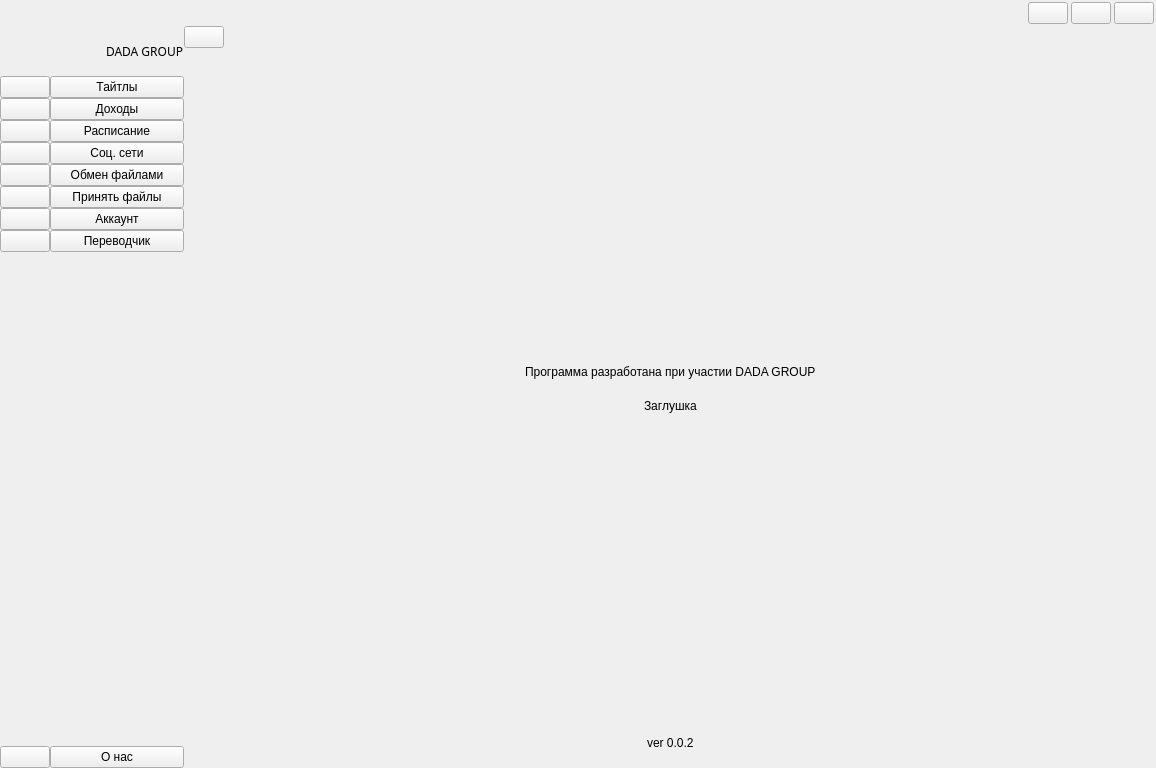
Qt form front/ui.ui (Resmko99/Is-for-translator) before a commit.
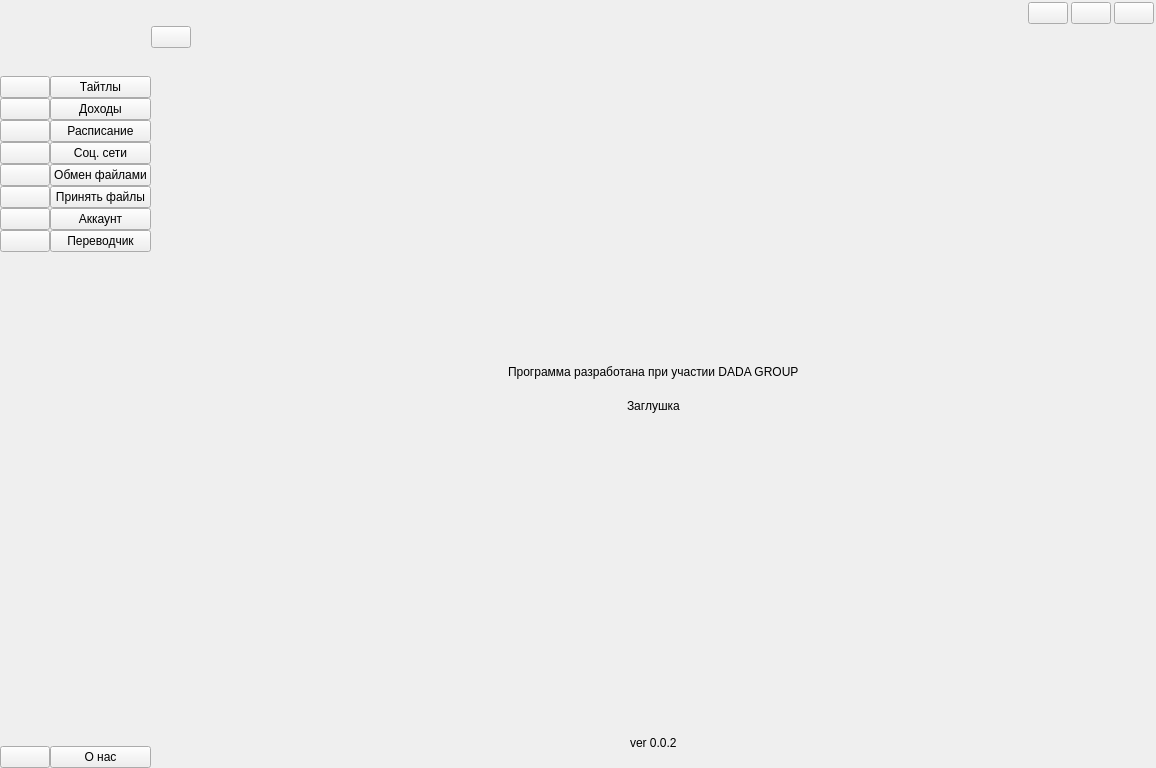
The same form after that commit. Icons and pictures are not drawn.

```diff
--- a/front/ui.ui
+++ b/front/ui.ui
@@ -1036,21 +1036,6 @@
                </property>
               </widget>
              </item>
-             <item>
-              <widget class="QLabel" name="label_3">
-               <property name="font">
-                <font>
-                 <family>Montserrat Medium</family>
-                 <pointsize>9</pointsize>
-                 <weight>50</weight>
-                 <bold>false</bold>
-                </font>
-               </property>
-               <property name="text">
-                <string>DADA GROUP</string>
-               </property>
-              </widget>
-             </item>
             </layout>
            </item>
            <item>
```
Left out of the diff: 6 changed lines with no effect on the pictures.
